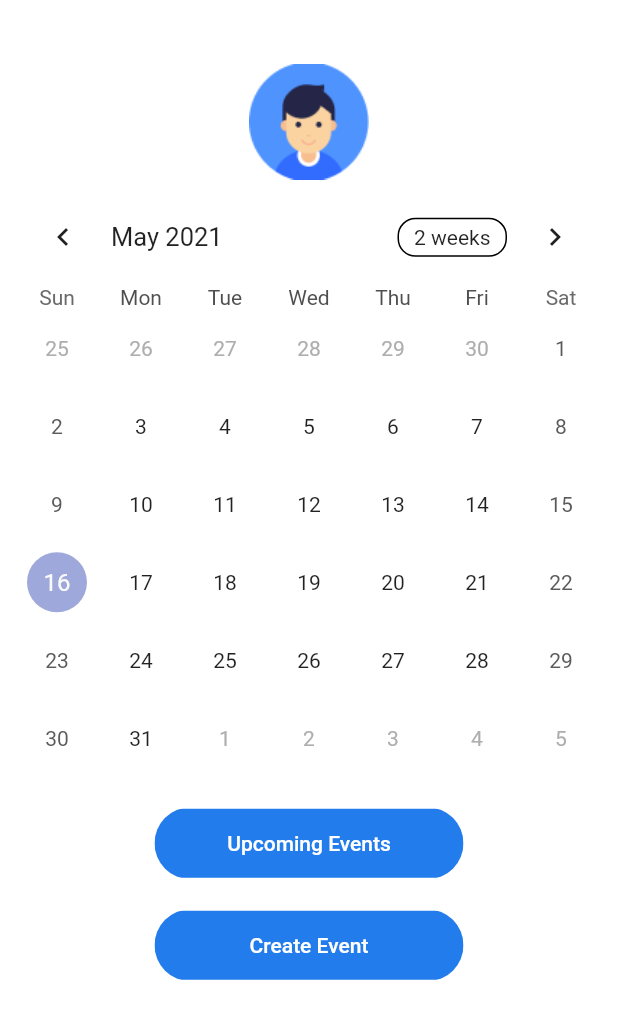
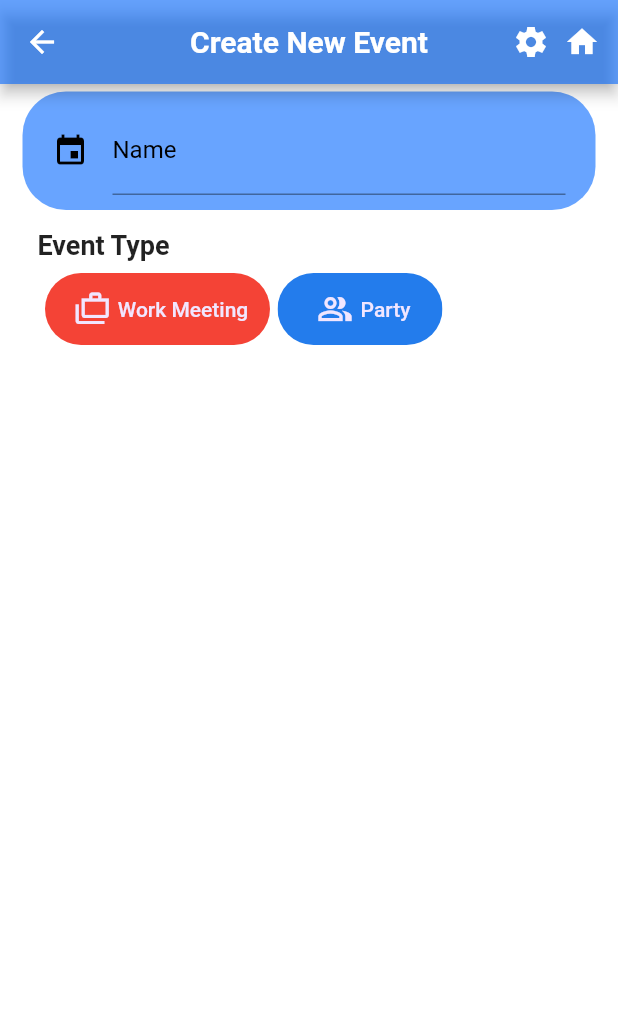
Before and after one commit to VithralasOfficial/CalenTwin, a Flutter app: the EventTable screen opened directly, after a tap on "Create Event", on a phone screen of 412 x 824 dp. Shown: the top 1019 px of the screen. Run offline on Flutter 3.47's test engine with Material 2 defaults, Android fonts, the phone set to English and light mode, and no system bars; drawn by our look-alikes of table_calendar.

Commit message:
Event Creation Page Init

```diff
--- /dev/null
+++ b/lib/Screens/CreateEvent/Create_Event.dart
@@ -0,0 +1,48 @@
+import 'package:flutter/material.dart';
+import 'package:integrative/Screens/HomePage/Home_Screen.dart';
+import 'package:integrative/constants.dart';
+import 'components/Event_Creation.dart';
+
+class CreateEvent extends StatelessWidget {
+  @override
+  Widget build(BuildContext context) {
+    return Scaffold(
+      appBar: AppBar(
+        centerTitle: true,
+        backgroundColor: kTextFieldColor,
+        title: Text("Create New Event",
+          style: TextStyle(
+              fontWeight: FontWeight.bold
+          ),
+        ),
+        actions: <Widget>[
+          Container(
+            width: 30,
+              child: IconButton(
+                  onPressed: () {},
+                  icon: Icon(
+                      Icons.settings_sharp
+                  )
+              )
+          ),
+          IconButton(
+              onPressed: () {
+                Navigator.push(
+                context,
+                MaterialPageRoute(
+                  builder: (context) {
+                    return HomeScreen();
+                    },
+                  ),
+                );
+                },
+              icon: Icon(
+                  Icons.home
+              )
+          )
+        ],
+      ),
+      body: EventCreationBody(),
+    );
+  }
+}
--- /dev/null
+++ b/lib/Screens/CreateEvent/components/Button_With_Icon.dart
@@ -0,0 +1,53 @@
+import 'package:flutter/material.dart';
+import 'package:integrative/constants.dart';
+
+class ButtonWithIcon extends StatelessWidget {
+  final String text;
+  final VoidCallback press;
+  final Color color, textColor;
+  final Icon icon;
+  final double width;
+  const ButtonWithIcon({
+    Key? key,
+    required this.text,
+    required this.press,
+    required this.icon,
+    this.color = kButtonColor,
+    this.textColor = kPrimaryLightColor,
+    this.width = 150
+  }) : super(key: key);
+
+  @override
+  Widget build(BuildContext context) {
+    return Row(
+      children: <Widget>[
+        ClipRRect(
+          borderRadius: BorderRadius.circular(29),
+          child: Container(
+            width: width,
+            color: color,
+            // ignore: deprecated_member_use
+            child: FlatButton(
+                padding: EdgeInsets.symmetric(vertical: 10),
+                onPressed: () {},
+                child: Row(
+                  mainAxisAlignment: MainAxisAlignment.center,
+                  children: [
+                    Padding(
+                      padding: const EdgeInsets.symmetric(horizontal: 5),
+                      child: icon,
+                    ),
+                    Text(text,
+                        style: TextStyle(
+                            color: textColor
+                        )
+                    ),
+                  ],
+                )
+            ),
+          ),
+        )
+      ],
+    );
+  }
+}
--- /dev/null
+++ b/lib/Screens/CreateEvent/components/Event_Creation.dart
@@ -0,0 +1,60 @@
+import 'package:flutter/material.dart';
+import 'package:integrative/Screens/Login/components/Text_Field_Container.dart';
+import 'package:integrative/constants.dart';
+import 'Button_With_Icon.dart';
+
+class EventCreationBody extends StatelessWidget {
+  @override
+  Widget build(BuildContext context) {
+    return Column(
+      children: <Widget>[
+        RoundedInputField(
+            hintText: "Your Event",
+            labelText: "Name",
+            icon: Icon(Icons.event, color: Colors.black),
+            onChanged: (value) {}
+            ),
+        Container(
+          alignment: Alignment.centerLeft,
+            child: Padding(
+              padding: const EdgeInsets.symmetric(horizontal: 25, vertical: 8),
+              child: Text("Event Type",
+                style: TextStyle(
+                    fontWeight: FontWeight.bold,
+                  fontSize: 18
+                ),
+              ),
+            )
+        ),
+        Row(
+          children: [
+            Container(
+              width: 25,
+            ),
+            Padding(
+              padding: const EdgeInsets.symmetric(horizontal: 5),
+              child: ButtonWithIcon(
+                  text: "Work Meeting",
+                  icon: Icon(
+                    Icons.cases_outlined,
+                    color: kPrimaryLightColor,
+                  ),
+                press: () {},
+                color: Colors.red
+              ),
+            ),
+            ButtonWithIcon(
+              text: "Party",
+              icon: Icon(
+                Icons.people_alt_outlined,
+                color: kPrimaryLightColor,
+              ),
+              press: () {},
+              width: 110,
+            )
+          ],
+        ),
+      ],
+    );
+  }
+}
--- a/lib/Screens/HomePage/components/Event_Table.dart
+++ b/lib/Screens/HomePage/components/Event_Table.dart
@@ -1,4 +1,6 @@
+import 'package:flutter/cupertino.dart';
 import 'package:flutter/material.dart';
+import 'package:integrative/Screens/CreateEvent/Create_Event.dart';
 import 'package:integrative/components/Rounded_Button.dart';
 import 'package:table_calendar/table_calendar.dart';
 import '../../../constants.dart';
@@ -34,20 +36,20 @@ class EventTableState extends State<EventTable> {
             )
           ),
           Container(
-            padding: EdgeInsets.symmetric(horizontal: 10, vertical: 5),
+            padding: EdgeInsets.symmetric(horizontal: 10, vertical: 0),
             child: TableCalendar(
               firstDay: kFirstDay,
               lastDay: kLastDay,
               focusedDay: focusedDay,
               calendarFormat: calendarFormat,
               selectedDayPredicate: (day) {
-                // Use `selectedDayPredicate` to determine which day is currently selected.
-                // If this returns true, then `day` will be marked as selected.
+                // Use "selectedDayPredicate" to determine which day is currently selected.
+                // If this returns true, then "day" will be marked as selected.
                 return isSameDay(selectedDay, day);
               },
               onDaySelected: (newSelectedDay, newFocusedDay) {
                 if (!isSameDay(selectedDay, newSelectedDay)) {
-                  // Call `setState()` when updating the selected day
+                  // Call setState() when updating the selected day
                   setState(() {
                     selectedDay = newSelectedDay;
                     focusedDay = newSelectedDay;
@@ -56,30 +58,61 @@ class EventTableState extends State<EventTable> {
               },
               onFormatChanged: (format) {
                 if (calendarFormat != format) {
-                  // Call `setState()` when updating calendar format
+                  // Call setState() when updating calendar format
                   setState(() {
                     calendarFormat = format;
                   });
                 }
               },
               onPageChanged: (focusedDay) {
-                // No need to call `setState()` here
+                // No need to call setState() here
                 focusedDay = focusedDay;
               },
             ),
           ),
-          Container(
-            padding: EdgeInsets.symmetric(vertical: 10),
+          Container( // Upcoming Events Button
+            padding: EdgeInsets.symmetric(vertical: 6),
             child: RoundedButton(
                 text: "Upcoming Events",
                 press: () {}
             ),
           ),
-          Container(
+          Container( // Create Event Button
             padding: EdgeInsets.symmetric(vertical: 0),
             child: RoundedButton(
                 text: "Create Event",
-                press: () {}
+                press: () {
+                  Navigator.push(
+                    context,
+                    MaterialPageRoute(
+                      builder: (context) {
+                      return CreateEvent();
+                      },
+                    ),
+                  );
+                },
+            ),
+          ),
+          Container( // Settings Button
+            width: 100,
+            // ignore: deprecated_member_use
+            child: FlatButton(
+              padding: EdgeInsets.symmetric(vertical: 5),
+              onPressed: () {},
+              child: Row(
+                mainAxisAlignment: MainAxisAlignment.center,
+                children: [
+                  Icon(Icons.settings_sharp),
+                  Text(
+                    "Settings",
+                    style: TextStyle(
+                        color: Colors.black,
+                        fontWeight: FontWeight.bold,
+                        fontSize: 15
+                    ),
+                  ),
+                ],
+              ),
             ),
           )
         ],
```
